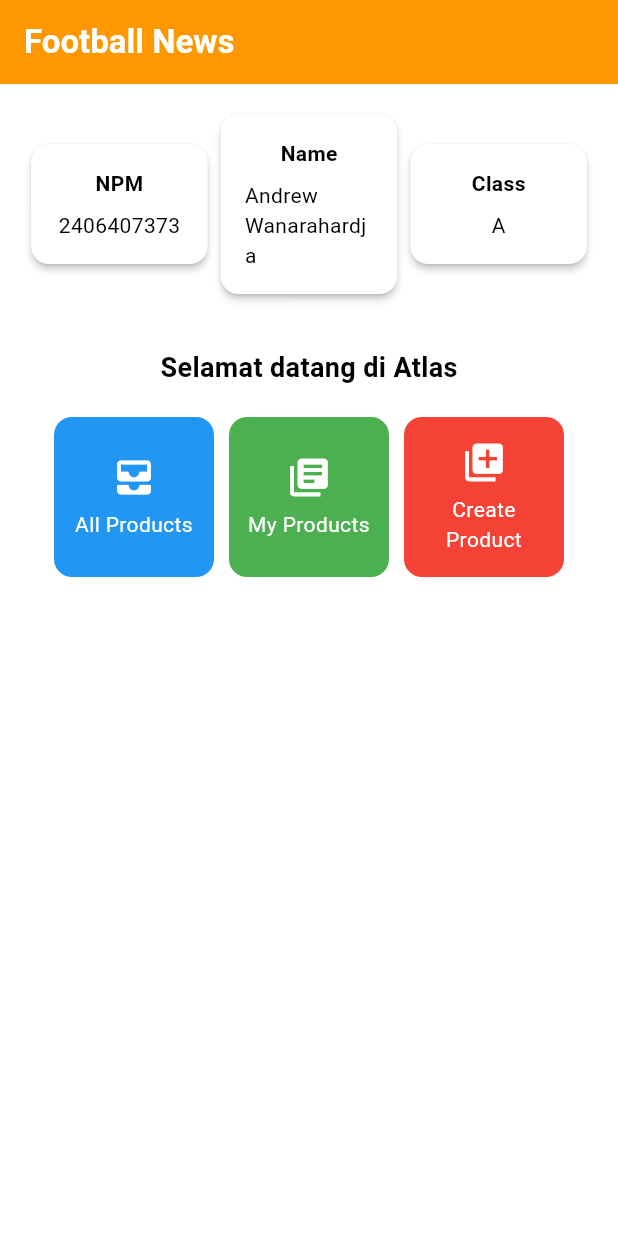
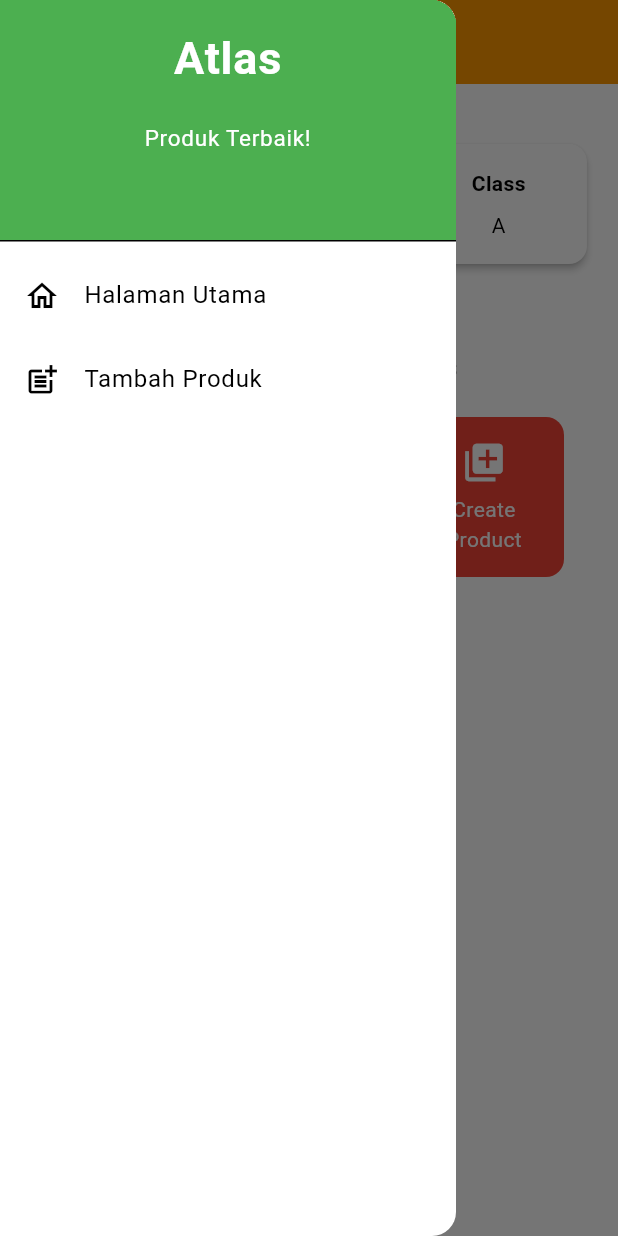
Before and after one commit to AndrewWanarahardja/atlas-mobile, a Flutter app: the screen it shows after launch, with the side drawer open (before the commit the screen has no drawer), on a phone screen of 412 x 824 dp. Run offline on Flutter 3.47's test engine with Material 3 defaults, Android fonts, the phone set to English and light mode, and no system bars.

Commit message:
up to tutorial 7

```diff
--- a/atlas_mobile/lib/main.dart
+++ b/atlas_mobile/lib/main.dart
@@ -1,5 +1,5 @@
 import 'package:flutter/material.dart';
-import 'package:atlas_mobile/menu.dart';
+import 'package:atlas_mobile/screens/menu.dart';
 
 void main() {
   runApp(const MyApp());
--- a/atlas_mobile/lib/menu.dart
+++ b/atlas_mobile/lib/screens/menu.dart
@@ -1,4 +1,6 @@
+import 'package:atlas_mobile/widgets/left_drawer.dart';
 import 'package:flutter/material.dart';
+import 'package:atlas_mobile/widgets/product_card.dart';
 
 class MyHomePage extends StatelessWidget {
   MyHomePage({super.key});
@@ -28,6 +30,7 @@
               // Warna latar belakang AppBar diambil dari skema warna tema aplikasi.
               backgroundColor: Theme.of(context).colorScheme.primary,
             ),
+            drawer: const LeftDrawer(),
             // Body halaman dengan padding di sekelilingnya.
             body: Padding(
               padding: const EdgeInsets.all(16.0),
@@ -131,56 +134,3 @@
 
  ItemHomepage(this.name, this.icon, this.color);
 }
-
-class ItemCard extends StatelessWidget {
-  // Menampilkan kartu dengan ikon dan nama.
-
-  final ItemHomepage item;
-
-  const ItemCard(this.item, {super.key});
-
-  @override
-  Widget build(BuildContext context) {
-    return Material(
-      // Menentukan warna latar belakang dari tema aplikasi.
-      color: item.color,
-      // Membuat sudut kartu melengkung.
-      borderRadius: BorderRadius.circular(12),
-
-      child: InkWell(
-        // Aksi ketika kartu ditekan.
-        onTap: () {
-          // Menampilkan pesan SnackBar saat kartu ditekan.
-          ScaffoldMessenger.of(context)
-            ..hideCurrentSnackBar()
-            ..showSnackBar(
-              SnackBar(content: Text("Kamu telah menekan tombol ${item.name}!"))
-            );
-        },
-        // Container untuk menyimpan Icon dan Text
-        child: Container(
-          padding: const EdgeInsets.all(8),
-          child: Center(
-            child: Column(
-              // Menyusun ikon dan teks di tengah kartu.
-              mainAxisAlignment: MainAxisAlignment.center,
-              children: [
-                Icon(
-                  item.icon,
-                  color: Colors.white,
-                  size: 30.0,
-                ),
-                const Padding(padding: EdgeInsets.all(3)),
-                Text(
-                  item.name,
-                  textAlign: TextAlign.center,
-                  style: const TextStyle(color: Colors.white),
-                ),
-              ],
-            ),
-          ),
-        ),
-      ),
-    );
-  }
-}
--- /dev/null
+++ b/atlas_mobile/lib/widgets/left_drawer.dart
@@ -0,0 +1,77 @@
+import 'package:atlas_mobile/widgets/product_card.dart';
+import 'package:flutter/material.dart';
+import 'package:atlas_mobile/screens/menu.dart';
+import 'package:atlas_mobile/screens/productlist_form.dart';
+
+class LeftDrawer extends StatelessWidget {
+  const LeftDrawer({super.key});
+
+  @override
+  Widget build(BuildContext context) {
+    return Drawer(
+      child: ListView(
+        children: [
+          const DrawerHeader(
+            decoration: BoxDecoration(
+              color: Colors.green,
+            ),
+            child: Column(
+              children: [
+                Text(
+                  'Atlas',
+                  textAlign: TextAlign.center,
+                  style: TextStyle(
+                    fontSize: 30,
+                    fontWeight: FontWeight.bold,
+                    color: Colors.white,
+                  ),
+                ),
+                Padding(padding: EdgeInsets.all(10)),
+                Text("Produk Terbaik!",
+                    textAlign: TextAlign.center,
+                    style: TextStyle(
+                      fontSize: 15,
+                      fontWeight: FontWeight.normal,
+                      color: Colors.white,
+                    )
+                ),
+              ],
+            ),
+          ),
+          ListTile(
+            leading: const Icon(Icons.home_outlined),
+            title: const Text('Halaman Utama'),
+            // Bagian redirection ke MyHomePage
+            onTap: () {
+              Navigator.pushReplacement(
+                  context,
+                  MaterialPageRoute(
+                    builder: (context) => MyHomePage(),
+                  ));
+            },
+          ),
+          ListTile(
+            leading: const Icon(Icons.post_add),
+            title: const Text('Tambah Produk'),
+            // Bagian redirection ke ProductFormPage
+            onTap: () {
+              Navigator.pushReplacement(context,
+              MaterialPageRoute(
+                builder: (context) => const ProductFormPage()));
+            },
+          ),
+          // ListTile(
+          //   leading: const Icon(Icons.show_chart_rounded),
+          //   title: const Text('Show Product'),
+          //   // Bagian redirection ke
+          //   onTap: () {
+          //     Navigator.pushReplacement(context,
+          //     MaterialPageRoute(
+          //       builder: (context) => MyHomePage()));
+          //   },
+          // ),
+        ],
+      ),
+    );
+  }
+}
--- /dev/null
+++ b/atlas_mobile/lib/widgets/product_card.dart
@@ -0,0 +1,61 @@
+import 'package:atlas_mobile/screens/productlist_form.dart';
+import 'package:flutter/material.dart';
+import 'package:atlas_mobile/screens/menu.dart';
+class ItemCard extends StatelessWidget {
+  // Menampilkan kartu dengan ikon dan nama.
+
+  final ItemHomepage item;
+
+  const ItemCard(this.item, {super.key});
+
+  @override
+  Widget build(BuildContext context) {
+    return Material(
+      // Menentukan warna latar belakang dari tema aplikasi.
+      color: item.color,
+      // Membuat sudut kartu melengkung.
+      borderRadius: BorderRadius.circular(12),
+
+      child: InkWell(
+        // Aksi ketika kartu ditekan.
+        onTap: () {
+          // Menampilkan pesan SnackBar saat kartu ditekan.
+          ScaffoldMessenger.of(context)
+            ..hideCurrentSnackBar()
+            ..showSnackBar(
+              SnackBar(content: Text("Kamu telah menekan tombol ${item.name}!"))
+            );
+
+            if(item.name == 'Create Product') {
+              Navigator.push(context,
+                MaterialPageRoute(builder: (context) => const ProductFormPage())
+              );
+            }
+        },
+        // Container untuk menyimpan Icon dan Text
+        child: Container(
+          padding: const EdgeInsets.all(8),
+          child: Center(
+            child: Column(
+              // Menyusun ikon dan teks di tengah kartu.
+              mainAxisAlignment: MainAxisAlignment.center,
+              children: [
+                Icon(
+                  item.icon,
+                  color: Colors.white,
+                  size: 30.0,
+                ),
+                const Padding(padding: EdgeInsets.all(3)),
+                Text(
+                  item.name,
+                  textAlign: TextAlign.center,
+                  style: const TextStyle(color: Colors.white),
+                ),
+              ],
+            ),
+          ),
+        ),
+      ),
+    );
+  }
+}
```
Also changed, not shown: atlas_mobile/lib/screens/productlist_form.dart (added, +266 -0 lines), atlas_mobile/pubspec.lock.
